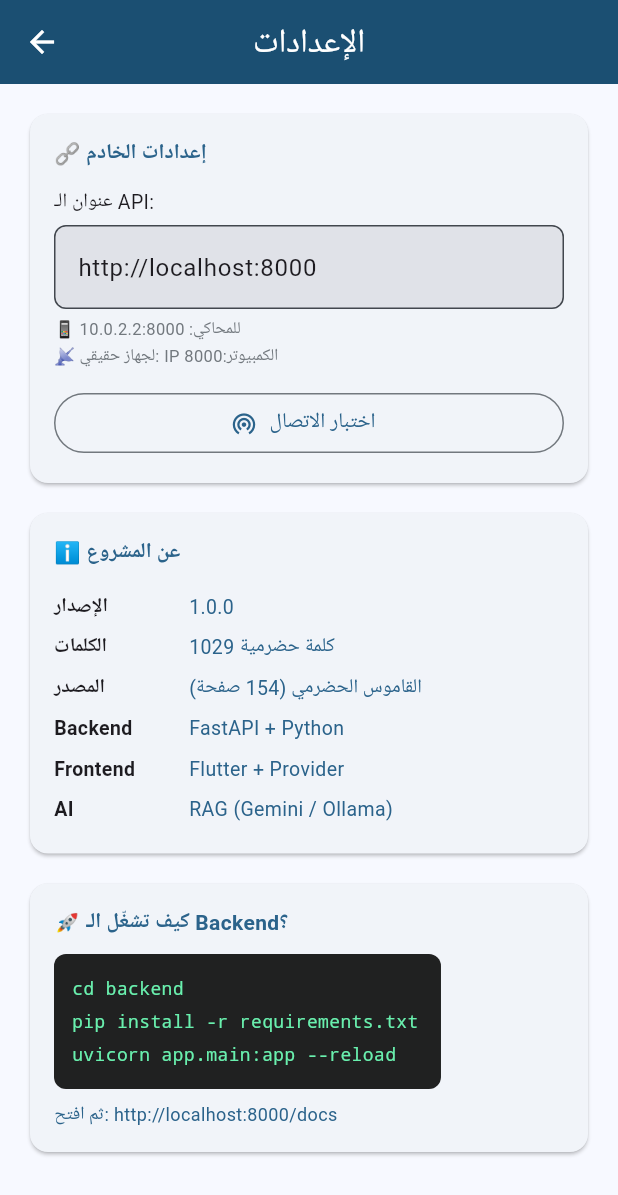
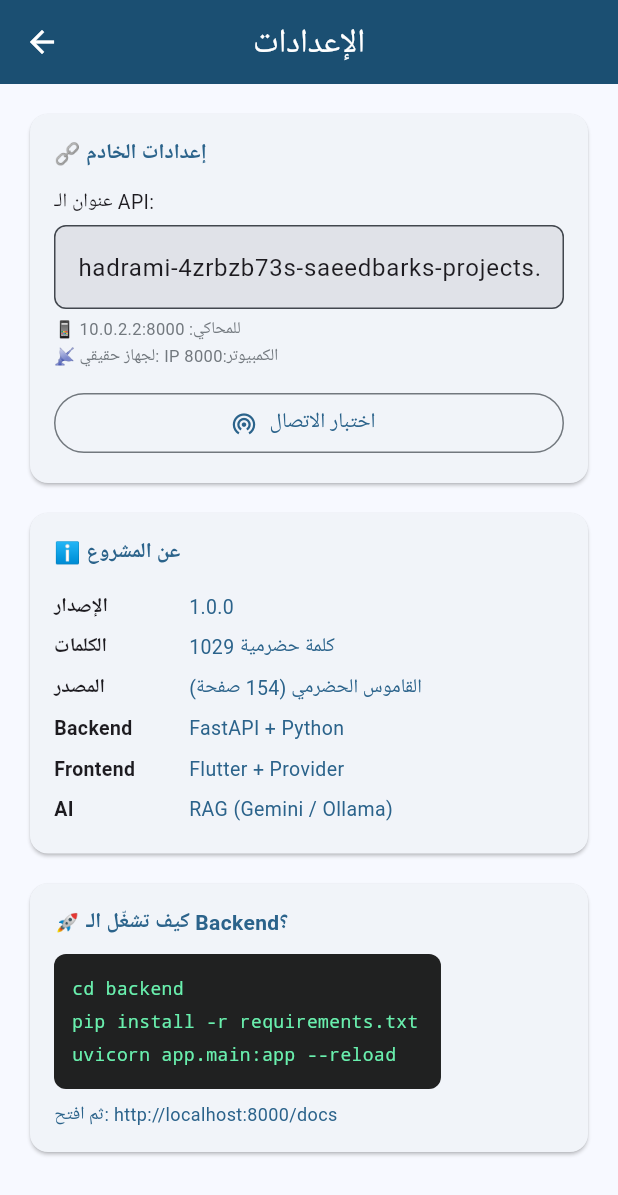
Before and after one commit to saeedbark/Hadrami_AI, a Flutter app: the screen it shows after launch, in the side drawer, after a tap on "الإعدادات", on a phone screen of 412 x 824 dp. Shown: the top 1195 px of the screen. Run offline on Flutter 3.47's test engine with Material 3 defaults, Android fonts, the phone set to English and light mode, and no system bars; our stand-ins replace google_fonts; network calls fail; Roboto replaces fonts that are missing (Cairo).

Commit message:
Update API base URL and service worker configurations
- Changed the default API base URL to the production endpoint.
- Updated service worker and bootstrap files with new version identifiers.
- Adjusted references in main.dart.js to point to the new API endpoint.

```diff
--- a/flutter_app/lib/src/configs/api_config.dart
+++ b/flutter_app/lib/src/configs/api_config.dart
@@ -8,6 +8,6 @@ class ApiConfig {
 
   static const String baseUrl = String.fromEnvironment(
     'API_BASE_URL',
-    defaultValue: 'http://localhost:8000',
+    defaultValue: 'hadrami-4zrbzb73s-saeedbarks-projects.vercel.app',
   );
 }
```
Also changed, not shown: 3 other files.
